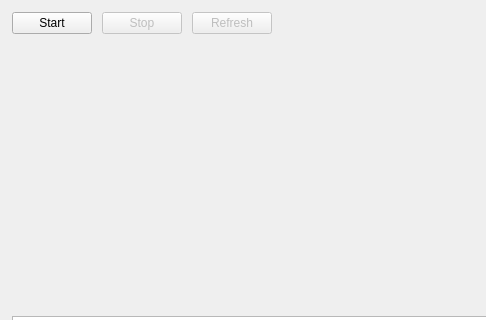
albertsdk/hsync-desktop, file hsync_desktop/ui/main_window.ui: the form before one commit; both pictures show x 0 to 486 and y 0 to 320 of the 1000 by 700 pixel window.
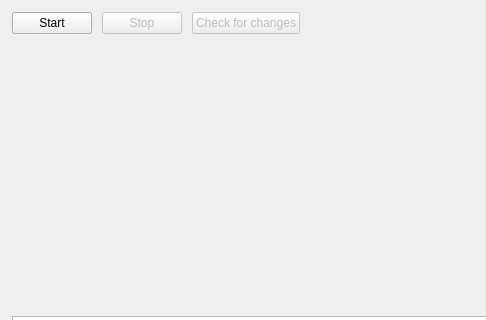
The form after the commit.

```diff
--- a/hsync_desktop/ui/main_window.ui
+++ b/hsync_desktop/ui/main_window.ui
@@ -67,7 +67,7 @@
          <bool>false</bool>
         </property>
         <property name="text">
-         <string>Refresh</string>
+         <string>Check for changes</string>
         </property>
        </widget>
       </item>
```
Left out of the diff: 2 changed lines with no effect on the pictures.
